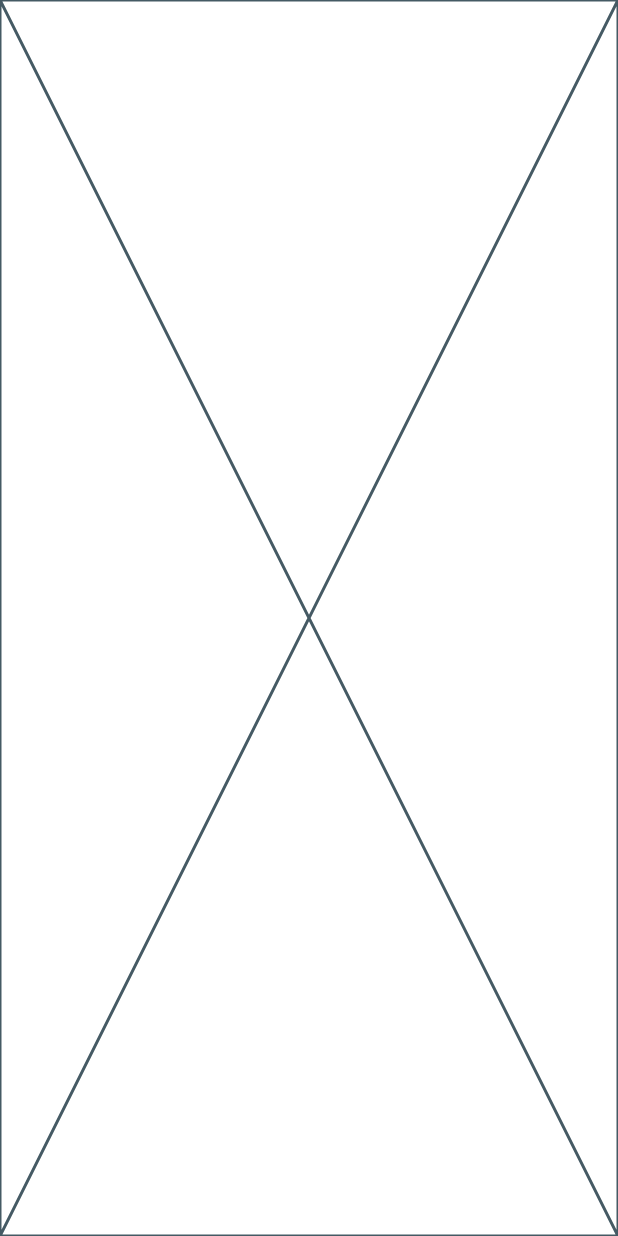
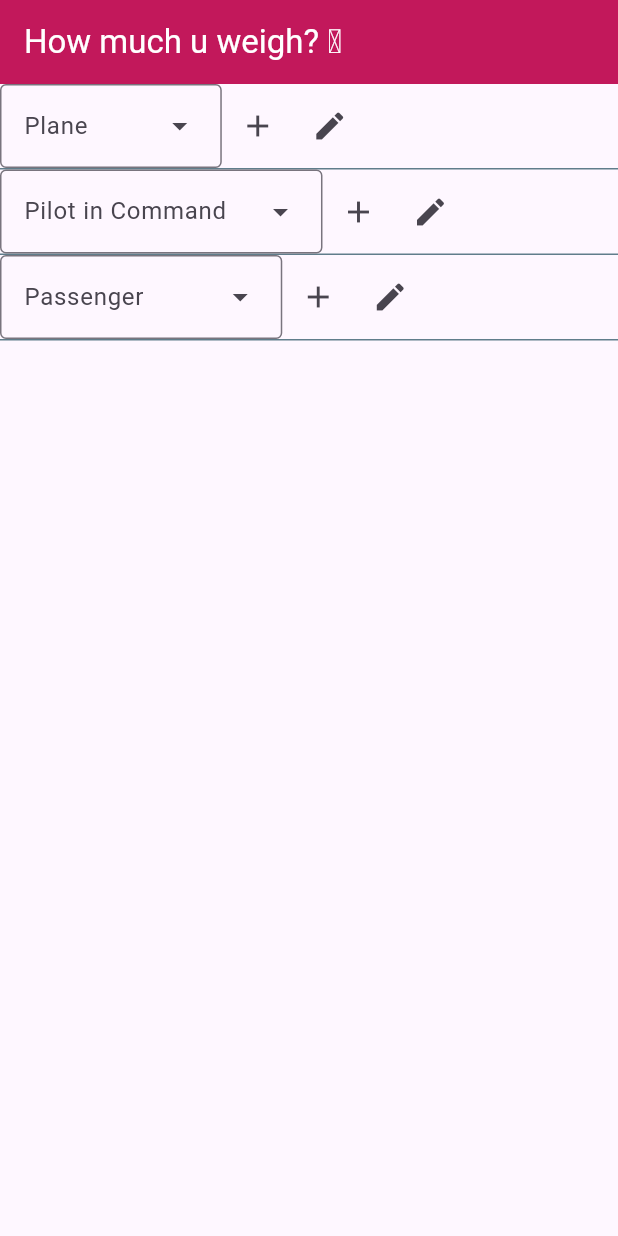
Before and after one commit to gabor6502/WBX, a Flutter app: the screen it shows after launch, on a phone screen of 412 x 824 dp. Run offline on Flutter 3.47's test engine with Material 3 defaults, Android fonts, the phone set to English and light mode, and no system bars.

Commit message:
added dropdowns with types

```diff
--- /dev/null
+++ b/lib/WB/dropdown_editable.dart
@@ -0,0 +1,53 @@
+import 'package:flutter/material.dart';
+
+enum Operation { select, edit, add }
+
+class DropdownEditable<T> extends StatefulWidget {
+  final List<T> list;
+  final String label;
+
+  const DropdownEditable({super.key, required this.list, required this.label});
+
+  @override
+  State<DropdownEditable> createState() => _DropdownEditableState<T>();
+}
+
+class _DropdownEditableState<T> extends State<DropdownEditable> {
+  Operation currOpp = Operation.select;
+
+  @override
+  Widget build(BuildContext context) {
+    return Container(
+      decoration: BoxDecoration(
+        border: Border(bottom: BorderSide(color: Colors.blueGrey)),
+      ),
+      child: Row(
+        children: [
+          DropdownMenu<T>(
+            requestFocusOnTap: true,
+            label: Text(widget.label),
+            dropdownMenuEntries: widget.list.map((elem) {
+              return DropdownMenuEntry<T>(value: elem, label: elem.name);
+            }).toList(),
+          ),
+          IconButton(
+            onPressed: () {
+              setState(() {
+                currOpp = Operation.add;
+              });
+            },
+            icon: Icon(Icons.add),
+          ),
+          IconButton(
+            onPressed: () {
+              setState(() {
+                currOpp = Operation.edit;
+              });
+            },
+            icon: Icon(Icons.edit),
+          ),
+        ],
+      ),
+    );
+  }
+}
--- /dev/null
+++ b/lib/WB/weight_and_balance.dart
@@ -0,0 +1,60 @@
+import 'package:flutter/material.dart';
+import 'package:wbx/WB/dropdown_editable.dart';
+import '../model/pilot.dart';
+import '../model/person.dart';
+import '../model/plane.dart';
+
+class WeightAndBalance extends StatefulWidget {
+  const WeightAndBalance({super.key});
+
+  @override
+  State<WeightAndBalance> createState() => _WeightAndBalanceState();
+}
+
+class _WeightAndBalanceState extends State<WeightAndBalance> {
+  List<Plane> stubPlanes = [
+    Plane("CFLUG", 1039),
+    Plane("CFMRG", 1200),
+    Plane("CGHEY", 1000),
+  ];
+
+  List<Pilot> stubPilots = [
+    Pilot("Iyla <3", 120),
+    Pilot("Amelia", 140),
+    Pilot("Orville", 160),
+    Pilot("Wilbur", 150),
+    Pilot("Billy", 170),
+    Pilot("Sully", 150),
+  ];
+
+  List<Person> stubPassengers = [
+    Person.nullPassenger,
+    Person("Elan", 160),
+    Person("Michael", 150),
+    Person("Hayley", 120),
+  ];
+
+  @override
+  Widget build(BuildContext context) {
+    return Column(
+      crossAxisAlignment: CrossAxisAlignment.start,
+      children: [
+        DropdownEditable<Plane>(
+          key: UniqueKey(),
+          list: stubPlanes,
+          label: "Plane",
+        ),
+        DropdownEditable<Pilot>(
+          key: UniqueKey(),
+          list: stubPilots,
+          label: "Pilot in Command",
+        ),
+        DropdownEditable<Person>(
+          key: UniqueKey(),
+          list: stubPassengers,
+          label: "Passenger",
+        ),
+      ],
+    );
+  }
+}
--- a/lib/main.dart
+++ b/lib/main.dart
@@ -1,4 +1,5 @@
 import 'package:flutter/material.dart';
+import 'package:wbx/WB/weight_and_balance.dart';
 
 void main() {
   runApp(const WBX());
@@ -9,6 +10,17 @@ class WBX extends StatelessWidget {
 
   @override
   Widget build(BuildContext context) {
-    return const Placeholder();
+    return MaterialApp(
+      home: Scaffold(
+        appBar: AppBar(
+          backgroundColor: Colors.pink.shade700,
+          title: const Text(
+            'How much u weigh? 🫣',
+            style: TextStyle(color: Colors.white),
+          ),
+        ),
+        body: WeightAndBalance(),
+      ),
+    );
   }
 }
--- /dev/null
+++ b/lib/model/item.dart
@@ -0,0 +1,6 @@
+abstract class Item {
+  final String name;
+  int weight;
+
+  Item(this.name, this.weight);
+}
--- /dev/null
+++ b/lib/model/person.dart
@@ -0,0 +1,7 @@
+import 'item.dart';
+
+class Person extends Item {
+  static Person nullPassenger = Person("No passenger", 0);
+
+  Person(super.name, super.weight);
+}
--- /dev/null
+++ b/lib/model/pilot.dart
@@ -0,0 +1,5 @@
+import './person.dart';
+
+class Pilot extends Person {
+  Pilot(super.name, super.weight);
+}
--- /dev/null
+++ b/lib/model/plane.dart
@@ -0,0 +1,5 @@
+import 'item.dart';
+
+class Plane extends Item {
+  Plane(super.name, super.weight);
+}
```
Also changed, not shown: analysis_options.yaml (+0 -24 lines), lib/bloc/wb_bloc.dart (added), lib/bloc/wb_event.dart (added), lib/bloc/wb_state.dart (added).
